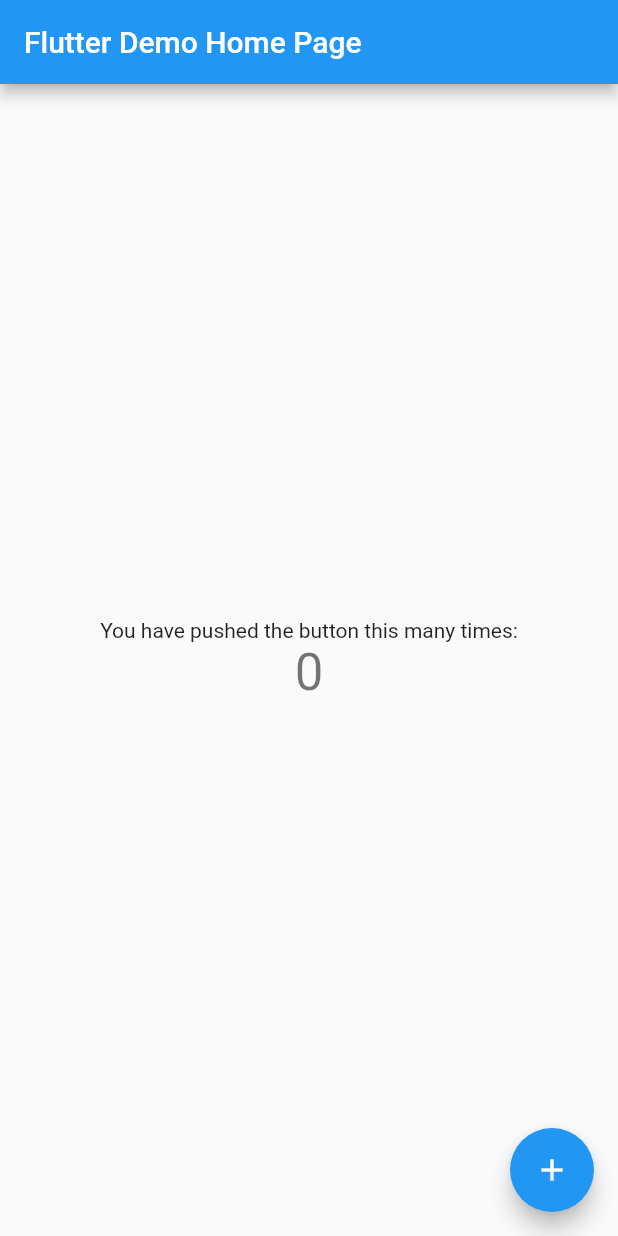
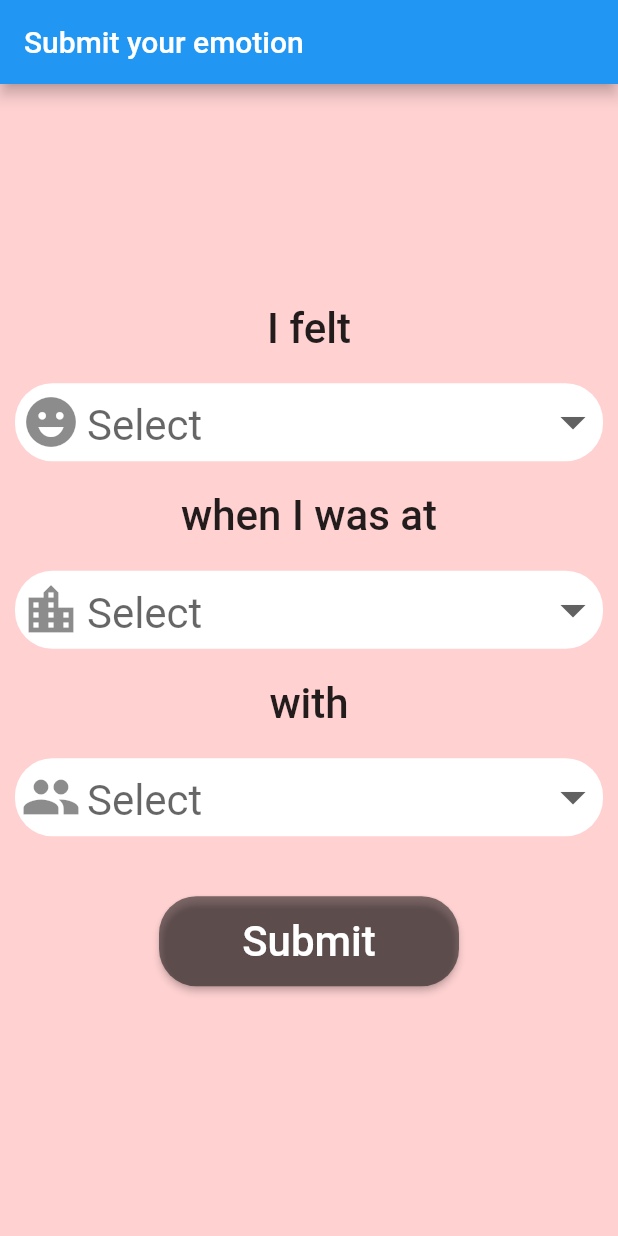
Before and after one commit to prelipceancristian/FE-TrackingEmotions, a Flutter app: the screen it shows after launch, on a phone screen of 412 x 824 dp. Run offline on Flutter 3.47's test engine with Material 2 defaults, Android fonts, the phone set to English and light mode, and no system bars.

Commit message:
submit emotion record page (#4)
* submit emotion record page initial commit

* fixed @immutable #1

```diff
--- a/tracking_emotions/lib/main.dart
+++ b/tracking_emotions/lib/main.dart
@@ -1,7 +1,8 @@
 import 'package:flutter/material.dart';
+import 'package:tracking_emotions/submit_emotion_record_page/submitEmotionRecordPage.dart';
 
 void main() {
-  runApp(MyApp());
+  runApp(SubmitEmotionRecordPage());
 }
 
 class MyApp extends StatelessWidget {
--- /dev/null
+++ b/tracking_emotions/lib/submit_emotion_record_page/selector.dart
@@ -0,0 +1,99 @@
+import 'package:flutter/material.dart';
+
+class Selector extends StatefulWidget {
+  final List<String> values;
+  final String prefixIconType;
+  final Function(String) callBack;
+
+  Selector(this.values, this.prefixIconType, this.callBack);
+
+  @override
+  _SelectorState createState() => _SelectorState(values, prefixIconType);
+}
+
+class _SelectorState extends State<Selector> {
+  String dropdownValue;
+  List<String> values;
+  String prefixIconType;
+
+  _SelectorState(List<String> values, String prefixIconType) {
+    this.values = values;
+    this.prefixIconType = prefixIconType;
+  }
+
+  @override
+  Widget build(BuildContext context) {
+    return Container(
+      child: DropdownButtonHideUnderline(
+        child: DropdownButtonFormField<String>(
+          value: dropdownValue,
+          icon: const Icon(
+            Icons.arrow_drop_down,
+            size: 40,
+          ),
+          iconSize: 24,
+          elevation: 16,
+          hint: Text('Select'),
+          style: const TextStyle(
+            color: Colors.black87,
+            fontSize: 28,
+          ),
+          decoration: InputDecoration(
+            prefixIcon: prefixIcon(),
+            enabledBorder: UnderlineInputBorder(
+              borderSide: BorderSide(
+                color: Colors.white.withOpacity(0),
+              ),
+            ),
+          ),
+          onChanged: (String newValue) {
+            setState(() {
+              widget.callBack(newValue);
+              dropdownValue = newValue;
+            });
+          },
+          items: values.map((String value) {
+            return DropdownMenuItem<String>(
+              value: value,
+              child: Text(value),
+            );
+          }).toList(),
+        ),
+      ),
+      width: double.infinity,
+      margin: EdgeInsets.all(10),
+      padding: EdgeInsets.all(0),
+      alignment: AlignmentDirectional.center,
+      decoration: ShapeDecoration(
+        shape: RoundedRectangleBorder(
+          borderRadius: BorderRadius.all(Radius.circular(25.0)),
+        ),
+        color: Colors.white,
+      ),
+    );
+  }
+
+  Widget prefixIcon() {
+    if (prefixIconType == 'emotion')
+      return Icon(
+        Icons.emoji_emotions,
+        size: 40,
+      );
+    else if (prefixIconType == 'location')
+      return Icon(
+        Icons.location_city,
+        size: 40,
+      );
+    else if (prefixIconType == 'person')
+      return Icon(
+        Icons.people,
+        size: 40,
+      );
+    else
+      return null;
+  }
+
+  String getDropdownValue() {
+    return dropdownValue;
+  }
+}
--- /dev/null
+++ b/tracking_emotions/lib/submit_emotion_record_page/submitEmotionRecordPage.dart
@@ -0,0 +1,144 @@
+import 'package:flutter/material.dart';
+
+import './selector.dart';
+import 'submitEmotionRecordPageText.dart';
+
+class SubmitEmotionRecordPage extends StatefulWidget {
+  @override
+  _SubmitEmotionRecordPageState createState() =>
+      _SubmitEmotionRecordPageState();
+}
+
+class _SubmitEmotionRecordPageState extends State<SubmitEmotionRecordPage> {
+  final List<String> emotions = [
+    'fericit',
+    'suparat',
+    'melancolic',
+    'a',
+    'b',
+    'c',
+    'd',
+    'e',
+    'f',
+    'g',
+    'h',
+    'i',
+    'j',
+    'k',
+    'l',
+    'm',
+    'n',
+    'o',
+    'p',
+  ];
+
+  final List<String> locations = [
+    'valcea',
+    'cluj',
+    'oradea',
+  ];
+
+  final List<String> people = [
+    'andrei',
+    'alex',
+    'FLORIN',
+  ];
+
+  Selector emotionSelector;
+  Selector locationsSelector;
+  Selector peopleSelector;
+
+  String selectedEmotion;
+  String selectedLocation;
+  String selectedPerson;
+
+  _SubmitEmotionRecordPageState() {
+    this.emotionSelector =
+        new Selector(emotions, 'emotion', getDropDownEmotion);
+    this.locationsSelector =
+        new Selector(locations, 'location', getDropDownLocation);
+    this.peopleSelector = new Selector(people, 'person', getDropDownPerson);
+  }
+
+  void getDropDownEmotion(String text) {
+    this.selectedEmotion = text;
+  }
+
+  void getDropDownLocation(String text) {
+    this.selectedLocation = text;
+  }
+
+  void getDropDownPerson(String text) {
+    this.selectedPerson = text;
+  }
+
+  @override
+  Widget build(BuildContext context) {
+    return MaterialApp(
+      theme: ThemeData(
+        scaffoldBackgroundColor: const Color(0xffffd1d1),
+      ),
+      home: Scaffold(
+        appBar: AppBar(
+          title: Text(
+            'Submit your emotion',
+          ),
+        ),
+        body: Column(
+          mainAxisAlignment: MainAxisAlignment.center,
+          crossAxisAlignment: CrossAxisAlignment.center,
+          children: [
+            SubmitEmotionRecordPageText(
+              'I felt',
+            ),
+            emotionSelector,
+            SubmitEmotionRecordPageText(
+              'when I was at',
+            ),
+            locationsSelector,
+            SubmitEmotionRecordPageText(
+              'with',
+            ),
+            peopleSelector,
+            Container(
+              child: ElevatedButton(
+                onPressed: onPressed,
+                child: const Text(
+                  'Submit',
+                  style: TextStyle(fontSize: 28),
+                ),
+                style: ButtonStyle(
+                  backgroundColor: MaterialStateProperty.resolveWith<Color>(
+                    (Set<MaterialState> states) {
+                      if (states.contains(MaterialState.pressed))
+                        return Colors.black.withOpacity(1);
+                      return Colors.black.withOpacity(0.5);
+                    },
+                  ),
+                  shape: MaterialStateProperty.all<RoundedRectangleBorder>(
+                    RoundedRectangleBorder(
+                      borderRadius: BorderRadius.circular(25.0),
+                    ),
+                  ),
+                ),
+              ),
+              width: 200,
+              height: 60,
+              margin: EdgeInsets.all(30),
+              padding: EdgeInsets.all(0),
+              decoration: ShapeDecoration(
+                shape: RoundedRectangleBorder(
+                  borderRadius: BorderRadius.all(Radius.circular(0.0)),
+                ),
+              ),
+            ),
+          ],
+        ),
+      ),
+    );
+  }
+
+  void onPressed() {
+    print(selectedEmotion + " " + selectedLocation + " " + selectedPerson);
+  }
+}
--- /dev/null
+++ b/tracking_emotions/lib/submit_emotion_record_page/submitEmotionRecordPageText.dart
@@ -0,0 +1,22 @@
+import 'package:flutter/material.dart';
+
+class SubmitEmotionRecordPageText extends StatelessWidget {
+  final String text;
+
+  SubmitEmotionRecordPageText(this.text);
+
+  @override
+  Widget build(BuildContext context) {
+    return Container(
+      child: Text(
+        text,
+        textAlign: TextAlign.center,
+        style: TextStyle(
+          fontSize: 28,
+          fontWeight: FontWeight.w500,
+        ),
+      ),
+      margin: EdgeInsets.all(10),
+    );
+  }
+}
```
Also changed, not shown: tracking_emotions/pubspec.lock.
